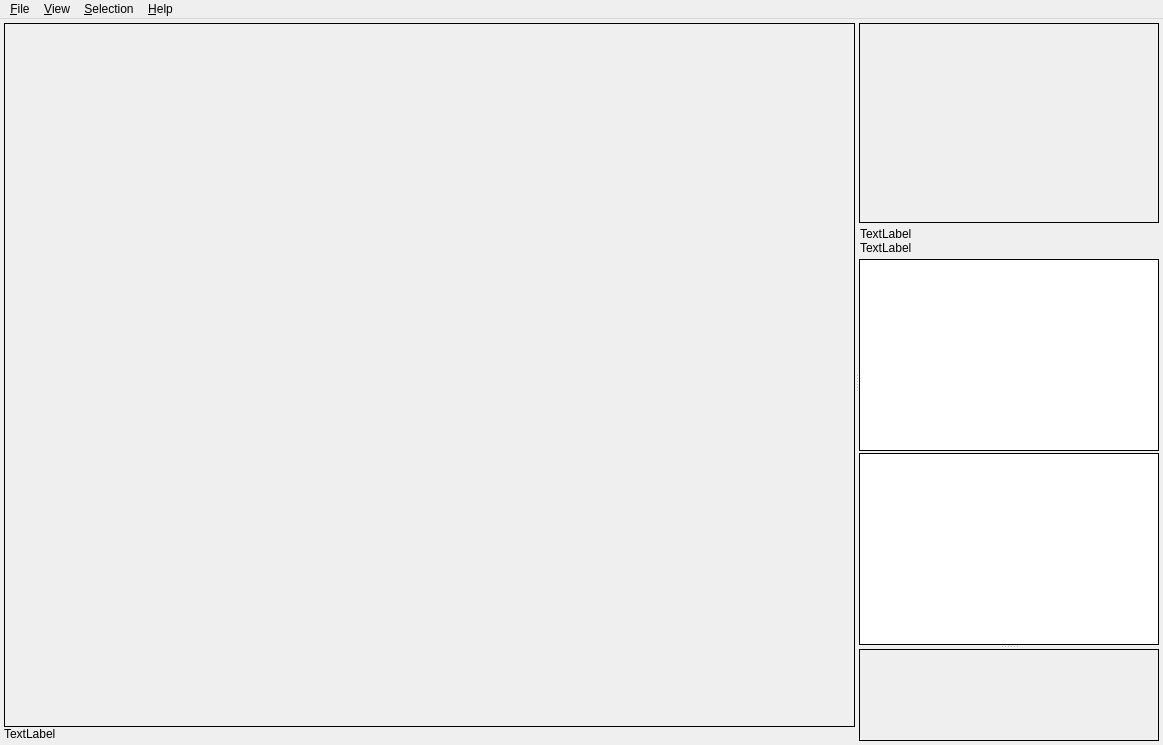
Above: src/saisieQT/mainwindow.ui from micmacIGN/micmac before the change. Below: the same form after it.
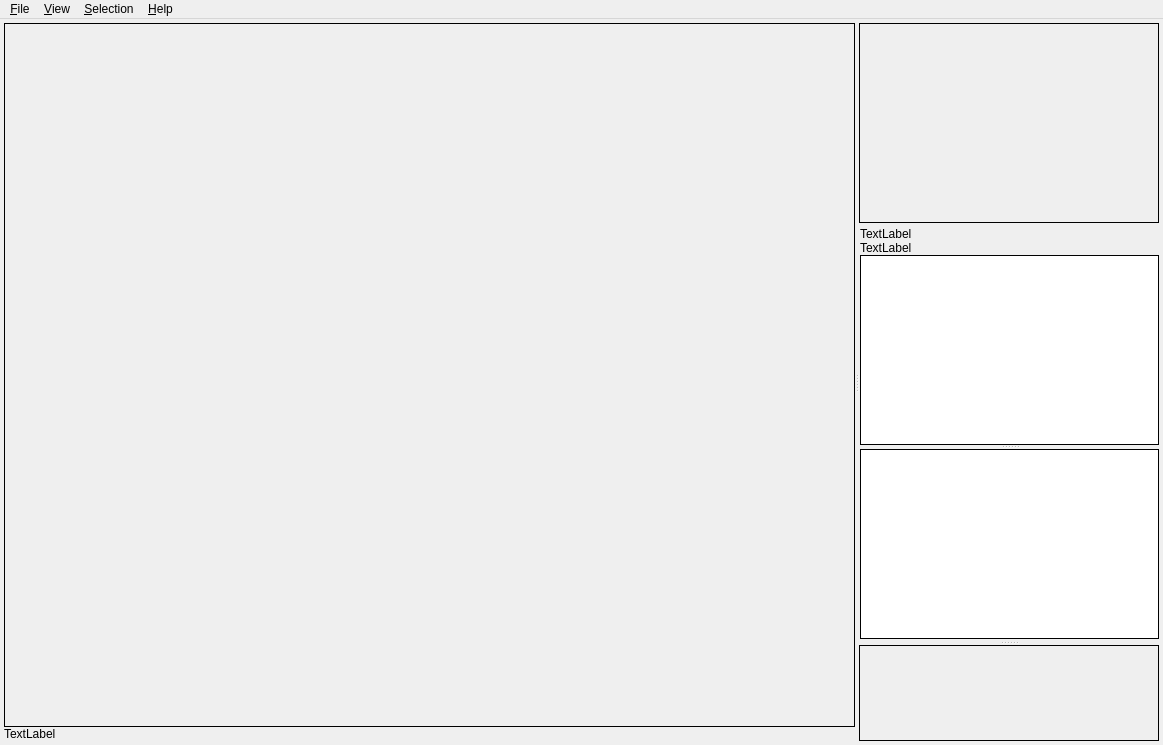
That is the form after the change. Icons and pictures are not drawn.

Commit message: SaisieQt : table color and splitter

What changed in the file:
```diff
--- a/src/saisieQT/mainwindow.ui
+++ b/src/saisieQT/mainwindow.ui
@@ -282,10 +282,11 @@
               </property>
              </widget>
             </item>
-           </layout>
-          </widget>
-         </item>
          <item>
+             <widget class="QSplitter" name="splitter">
+              <property name="orientation">
+               <enum>Qt::Vertical</enum>
+              </property>
           <widget class="QTableView" name="tableView_PG">
            <property name="mouseTracking">
             <bool>false</bool>
@@ -306,8 +307,6 @@
             <bool>false</bool>
            </attribute>
           </widget>
-         </item>
-         <item>
           <widget class="QTableView" name="tableView_Images">
            <property name="frameShape">
             <enum>QFrame::Box</enum>
@@ -321,6 +320,10 @@
            <attribute name="verticalHeaderVisible">
             <bool>false</bool>
            </attribute>
+              </widget>
+             </widget>
+            </item>
+           </layout>
           </widget>
          </item>
         </layout>
```
Lines whose indentation alone changed are shown as unchanged. The commit also changes 2 other files.
